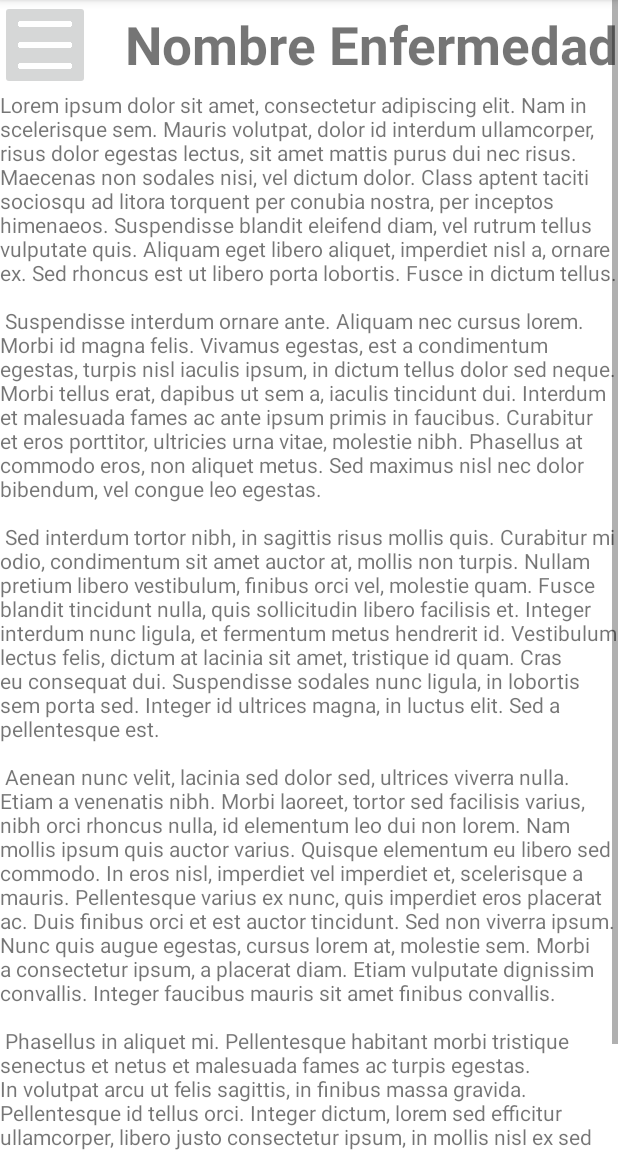
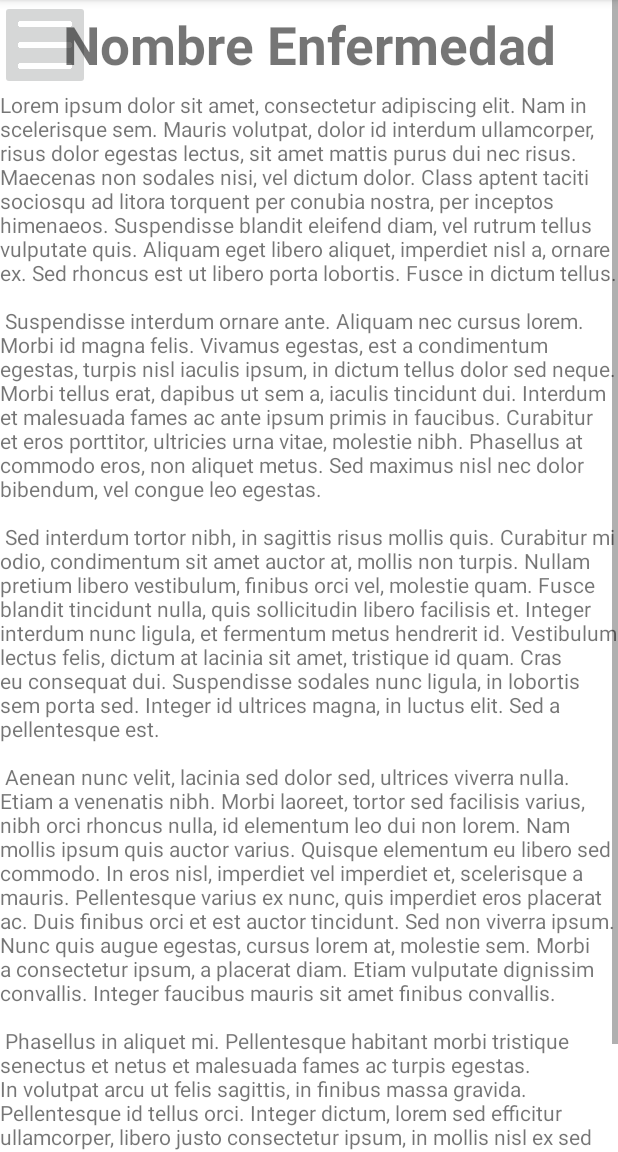
Before and after one commit to SGM2099/ProyectoDPM, an Android app: the Informacion screen opened directly, with no data from a screen before it, on a phone screen of 412 x 824 dp, the part 84-1236 px from its top. Run offline under Robolectric (Android 15) with nearby library versions, the phone set to English and light mode, and no system bars.

Commit message:
correcion de correcion layout informacion filtro

```diff
--- a/app/src/main/res/layout/activity_informacion.xml
+++ b/app/src/main/res/layout/activity_informacion.xml
@@ -21,7 +21,6 @@
                 android:layout_height="60dp"
                 android:scaleType="centerInside"
                 android:src="@mipmap/menu"
-                android:onClick="showPopup"
                 app:layout_constraintStart_toStartOf="parent"
                 app:layout_constraintTop_toTopOf="parent" />
 
@@ -31,7 +30,7 @@
                 android:layout_height="60dp"
                 android:gravity="center"
                 app:layout_constraintTop_toTopOf="parent"
-                app:layout_constraintBottom_toBottomOf=""
+                app:layout_constraintStart_toStartOf="parent"
                 app:layout_constraintEnd_toEndOf="parent"
                 android:text="@string/info_title"
                 android:textSize="35sp"
```
